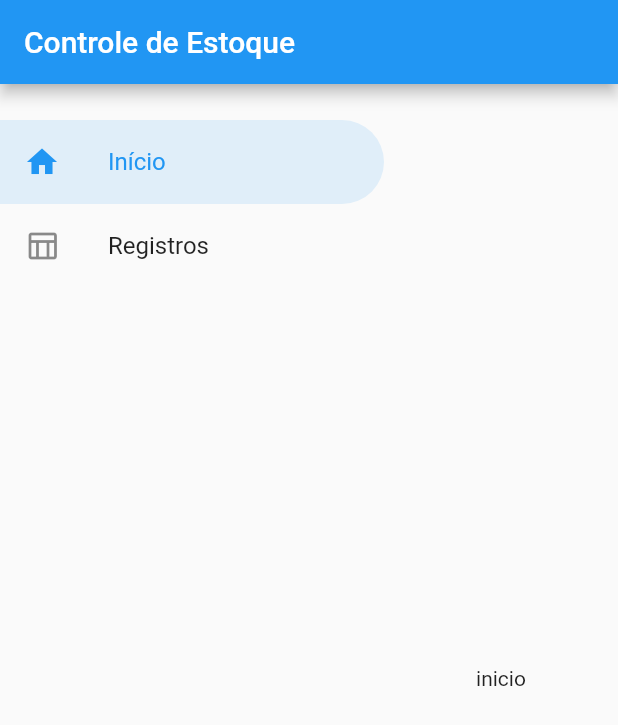
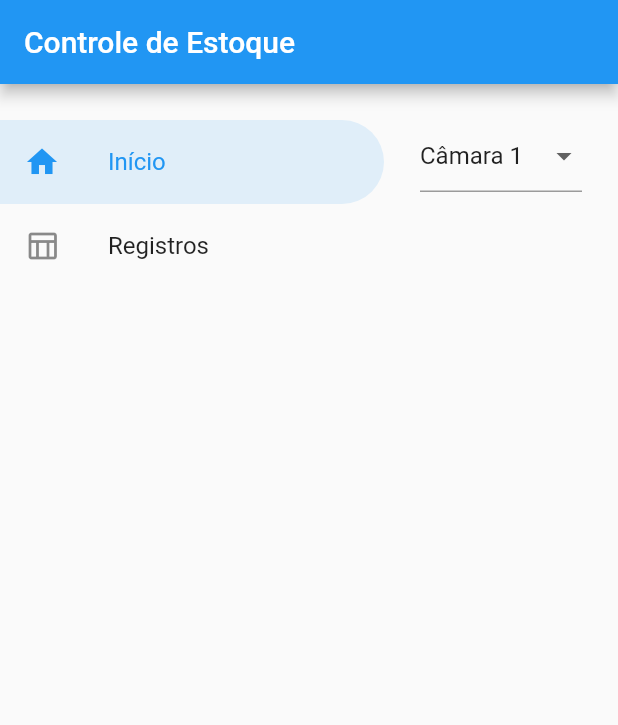
Before and after one commit to matheusdonatoni/warehouse_flow, a Flutter app: the screen it shows after launch, on a phone screen of 412 x 824 dp. Shown: the top 725 px of the screen. Run offline on Flutter 3.47's test engine with Material 2 defaults, Android fonts, the phone set to English and light mode, and no system bars; our stand-ins replace get.

Commit message:
cretated chamber button

```diff
--- a/lib/views/home/home.dart
+++ b/lib/views/home/home.dart
@@ -1,6 +1,8 @@
 import 'package:flutter/material.dart';
 import 'package:get/get.dart';
 import 'package:warehouse_flow/controllers/home_controllers/home_controller.dart';
+
+import 'widgets/chamber_drop_down_button.dart';
 
 class HomePage extends GetView<HomeController> {
   const HomePage({Key? key}) : super(key: key);
@@ -8,8 +10,16 @@ class HomePage extends GetView<HomeController> {
   @override
   Widget build(BuildContext context) {
     return Scaffold(
-      body: Center(
-        child: Text('inicio'),
+      body: SingleChildScrollView(
+        padding: const EdgeInsets.symmetric(horizontal: 24.0),
+        child: Column(
+          children: [
+            SizedBox(
+              height: 24.0,
+            ),
+            ChamberDropDownButton()
+          ],
+        ),
       ),
     );
   }
--- /dev/null
+++ b/lib/views/home/widgets/chamber_drop_down_button.dart
@@ -0,0 +1,36 @@
+import 'package:flutter/material.dart';
+
+class ChamberDropDownButton extends StatelessWidget {
+  const ChamberDropDownButton({Key? key}) : super(key: key);
+
+  List<DropdownMenuItem<int>> _createTiles() {
+    final _items = <DropdownMenuItem<int>>[];
+
+    for (int i = 0; i < 5; i++) {
+      _items.add(
+        DropdownMenuItem(
+          value: i,
+          child: Text('Câmara ${i + 1}'),
+        ),
+      );
+    }
+
+    return _items;
+  }
+
+  @override
+  Widget build(BuildContext context) {
+    return DropdownButtonFormField<int>(
+      onTap: () {},
+      onChanged: (value) {},
+      selectedItemBuilder: (context) => [
+        DropdownMenuItem(
+          value: 0,
+          child: Text('Câmara ${0 + 1}'),
+        ),
+      ],
+      value: 0,
+      items: _createTiles(),
+    );
+  }
+}
--- a/lib/views/root/root.dart
+++ b/lib/views/root/root.dart
@@ -15,11 +15,11 @@ class RootPage extends GetView<NavigationServices> {
       appBar: AppBar(
         title: Text('Controle de Estoque'),
       ),
-      body: Padding(
-        padding: const EdgeInsets.symmetric(vertical: 24.0),
-        child: Row(
+      body: Row(
         children: [
-            Obx(
+          Padding(
+            padding: const EdgeInsets.only(top: 24.0),
+            child: Obx(
               () => PersistentNavigationDrawer(
                 index: controller.index,
                 onTap: controller.onItemTapped,
@@ -35,13 +35,8 @@ class RootPage extends GetView<NavigationServices> {
                 ],
               ),
             ),
+          ),
           Expanded(
-              child: Padding(
-                padding: const EdgeInsets.only(
-                  left: 24.0,
-                  top: 24.0,
-                  right: 24.0,
-                ),
             child: Obx(
               () => IndexedStack(
                 index: controller.index,
@@ -52,9 +47,7 @@ class RootPage extends GetView<NavigationServices> {
               ),
             ),
           ),
-            ),
         ],
-        ),
       ),
     );
   }
```
Lines whose indentation alone changed are shown as unchanged.
